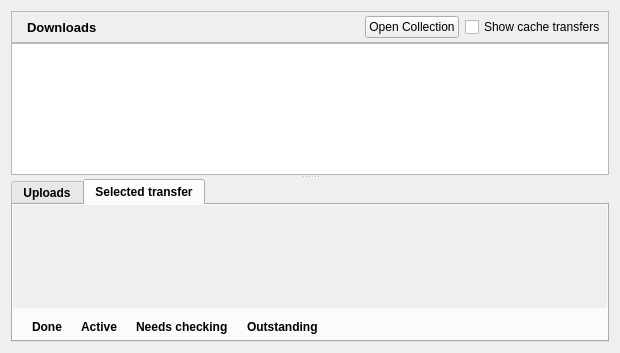
Above: retroshare-gui/src/gui/TransfersDialog.ui from RetroShare/RetroShare before the change. Below: the same form after it.
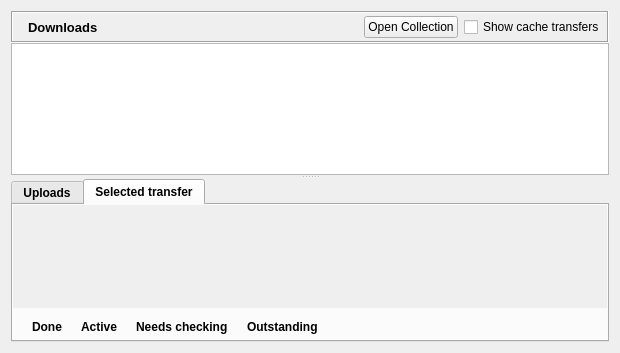
That is the form after the change. The open tabs and pages were chosen to show the change. Icons and pictures are not drawn.

```diff
--- a/retroshare-gui/src/gui/TransfersDialog.ui
+++ b/retroshare-gui/src/gui/TransfersDialog.ui
@@ -88,10 +88,10 @@
           </size>
          </property>
          <property name="frameShape">
-          <enum>QFrame::StyledPanel</enum>
+          <enum>QFrame::Box</enum>
          </property>
          <property name="frameShadow">
-          <enum>QFrame::Raised</enum>
+          <enum>QFrame::Sunken</enum>
          </property>
          <layout class="QHBoxLayout" name="horizontalLayout">
           <property name="margin">
```
Left out of the diff: 4 changed lines with no effect on the pictures.
